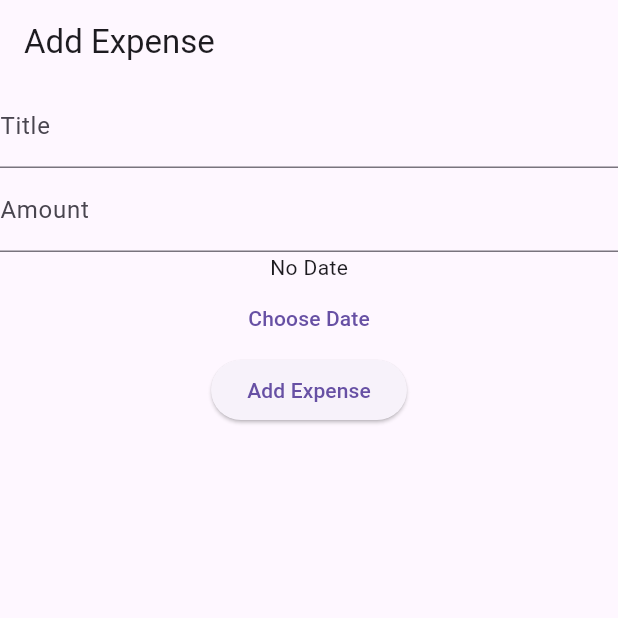
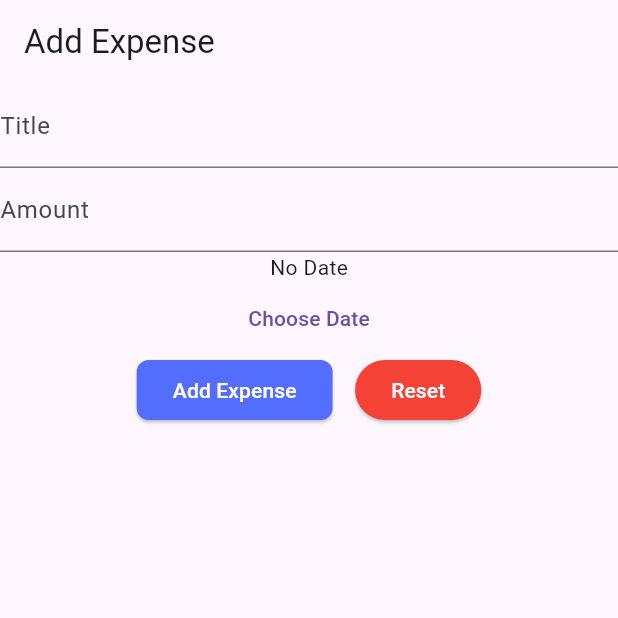
Before and after one commit to puresuresh/expense_tracker, a Flutter app: the screen it shows after launch, on a phone screen of 412 x 824 dp, the top half of it. Run offline on Flutter 3.47's test engine with Material 3 defaults, Android fonts, the phone set to English and light mode, and no system bars.

Commit message:
reset functions added

```diff
--- a/lib/main.dart
+++ b/lib/main.dart
@@ -142,6 +142,12 @@ class _AddExpenseState extends State<AddExpense> {
       print("Title ::: $title,  Amount :: $amount,   Date ::: $_selectedDate");
     }
   }
+  void resetForm() {
+    _formKey.currentState?.reset();
+    _titleController.clear();
+    _amountController.clear();
+
+  }
 
   @override
   Widget build(BuildContext context) {
@@ -184,10 +190,32 @@ class _AddExpenseState extends State<AddExpense> {
               onPressed: () => showDatepicker(),
               child: Text("Choose Date"),
             ),
+            Row (
+            mainAxisAlignment: MainAxisAlignment.center,
+            children : [
             ElevatedButton(
               onPressed: () => submitForm(),
               child: Text("Add Expense"),
+              style : ElevatedButton.styleFrom(
+                backgroundColor : Colors.indigoAccent,
+                foregroundColor : Colors.white,
+                shape: RoundedRectangleBorder(
+                  borderRadius: BorderRadius.circular(8.0)
+                ),
+              ),
             ),
+            SizedBox(width:15.0),
+            ElevatedButton(
+              onPressed:() => resetForm(),
+              child: Text('Reset'),
+              style: ElevatedButton.styleFrom(
+                backgroundColor : Colors.red,
+                foregroundColor : Colors.white,
+
+              )
+            ),
+             ]),
+
           ],
         ),
       ),
```
